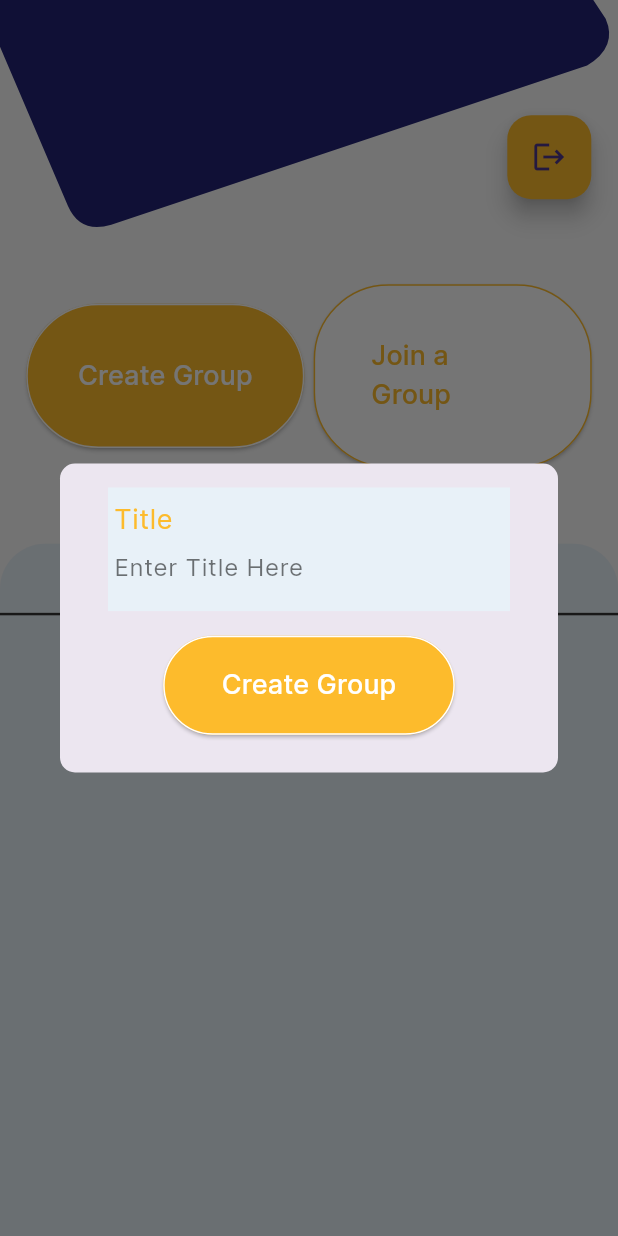
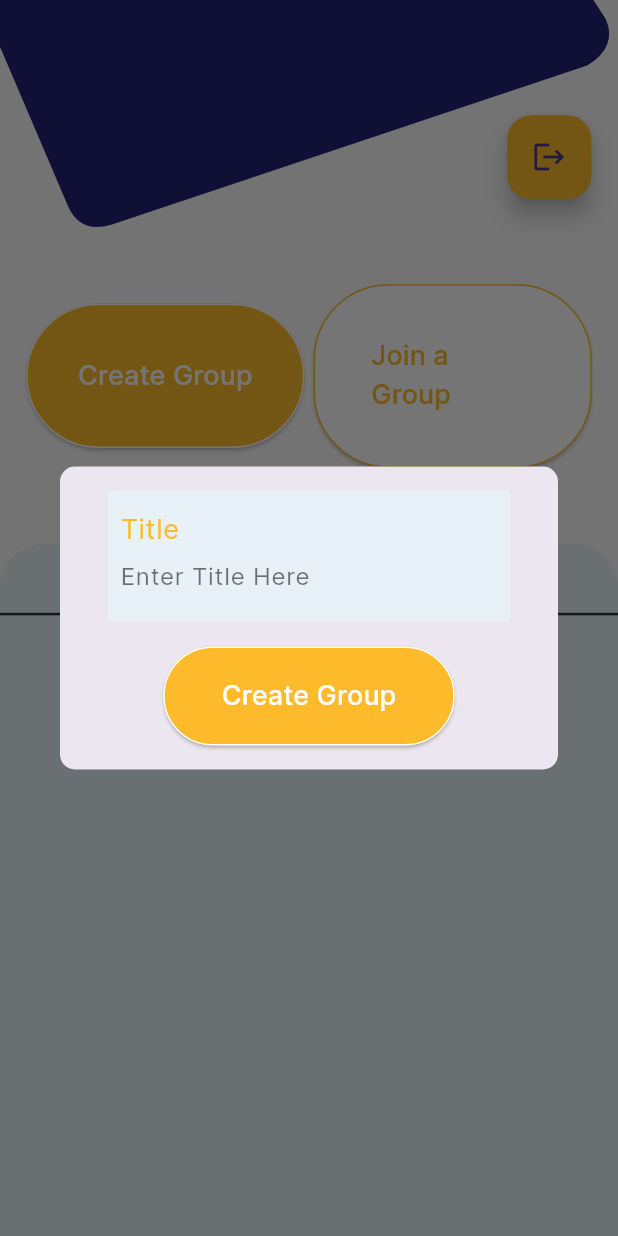
Before and after one commit to CCExtractor/beacon, a Flutter app: the HomeScreen screen opened by its route, after a tap on "Create Group", on a phone screen of 412 x 824 dp. Run offline on Flutter 3.47's test engine with Material 3 defaults, Android fonts, the phone set to English and light mode, and no system bars; drawn by our look-alikes of modal_progress_hud_nsn, overlay_support; our stand-ins replace auto_route, connectivity_plus, firebase_core, flutter_bloc, flutter_countdown_timer, flutter_local_notifications and 22 more; missing offline and left inert: duration_picker, flutter_animarker, flutter_config, flutter_geocoder_alternative, flutter_polyline_points, simple_pip_mode; accounts and stored records are empty; network calls fail.

Commit message:
enhance the responsiveness of create_join_dialog

```diff
--- a/lib/presentation/group/widgets/create_join_dialog.dart
+++ b/lib/presentation/group/widgets/create_join_dialog.dart
@@ -21,7 +21,6 @@ class CreateJoinGroupDialog {
   static Future createGroupDialog(
     BuildContext context,
   ) {
-    bool isSmallSized = 100.h < 800;
     return showDialog(
       context: context,
       builder: (context) => Dialog(
@@ -31,17 +30,18 @@ class CreateJoinGroupDialog {
         child: SingleChildScrollView(
           child: Form(
             key: _groupKey,
-            child: Container(
-              height: isSmallSized ? 30.h : 25.h,
             child: Padding(
               padding:
                   const EdgeInsets.symmetric(horizontal: 32, vertical: 16),
               child: Column(
+                mainAxisSize: MainAxisSize.min,
                 children: <Widget>[
                   Container(
-                      height: isSmallSized ? 12.h : 10.h,
-                      child: Padding(
-                        padding: const EdgeInsets.all(4.0),
+                    padding: EdgeInsets.all(1.h),
+                    decoration: BoxDecoration(
+                      color: kLightBlue,
+                      borderRadius: BorderRadius.circular(8)
+                    ),
                     child: TextFormField(
                       controller: _groupNameController,
                       style: TextStyle(fontSize: 22.0),
@@ -61,7 +61,6 @@ class CreateJoinGroupDialog {
                               FloatingLabelBehavior.always,
                           focusedBorder: InputBorder.none,
                           enabledBorder: InputBorder.none),
-                        ),
                     ),
                     color: kLightBlue,
                   ),
@@ -90,7 +89,6 @@ class CreateJoinGroupDialog {
           ),
         ),
       ),
-      ),
     );
   }
 
@@ -100,7 +98,7 @@ class CreateJoinGroupDialog {
       TextEditingController();
 
   static Future joinGroupDialog(BuildContext context) {
-    bool isSmallSized = MediaQuery.of(context).size.height < 800;
+
     return showDialog(
       context: context,
       builder: (context) => Dialog(
@@ -109,16 +107,17 @@ class CreateJoinGroupDialog {
         ),
         child: Form(
           key: _joinGroupKey,
-          child: Container(
-            height: isSmallSized ? 30.h : 25.h,
           child: Padding(
             padding: const EdgeInsets.symmetric(horizontal: 32, vertical: 16),
             child: Column(
+              mainAxisSize: MainAxisSize.min,
               children: [
                 Container(
-                    height: isSmallSized ? 12.h : 10.h,
-                    child: Padding(
-                      padding: const EdgeInsets.all(4.0),
+                  padding: EdgeInsets.all(1.h),
+                  decoration: BoxDecoration(
+                    color: kLightBlue,
+                    borderRadius: BorderRadius.circular(8)
+                  ),
                   child: TextFormField(
                     controller: _joinGroupController,
                     keyboardType: TextInputType.text,
@@ -138,7 +137,6 @@ class CreateJoinGroupDialog {
                       labelStyle:
                           TextStyle(fontSize: labelsize, color: kYellow),
                       border: InputBorder.none,
-                        ),
                     ),
                   ),
                   color: kLightBlue,
@@ -163,7 +161,6 @@ class CreateJoinGroupDialog {
                   ),
                 ),
               ],
-              ),
             ),
           ),
         ),
```
Lines whose indentation alone changed are shown as unchanged.
